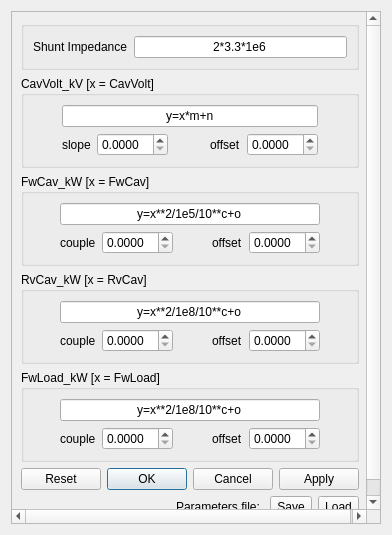
The window that src/widgets/ui/FacadeAdjustments.ui (srgblnch/FastDataLoggerGUI) describes before a commit, drawn with Qt 5.
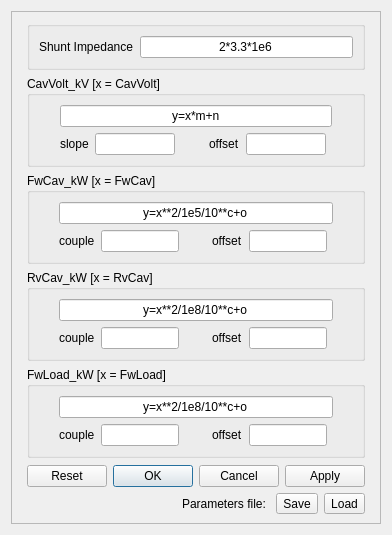
The same window after the commit. Custom widgets are drawn as their Qt base class.

Commit message: in the fit parameters dialog, replace the QDoubleSpinBoxes by QLineEdits. That's because the user request is it must not apply each time edit finishes (enter press or focus lost, like press tab or go to another write widget) and only when enter is pressed or apply button in clicked. And that cannot be made with spin boxes.

The edit to the form file:
```diff
--- a/src/widgets/ui/FacadeAdjustments.ui
+++ b/src/widgets/ui/FacadeAdjustments.ui
@@ -158,6 +158,16 @@
           <string>CavVolt_kV [x = CavVolt]</string>
          </property>
          <layout class="QGridLayout" name="gridLayout_5">
+          <item row="1" column="2">
+           <widget class="QLineEdit" name="cavityVolts_kV_MValue">
+            <property name="maximumSize">
+             <size>
+              <width>80</width>
+              <height>22</height>
+             </size>
+            </property>
+           </widget>
+          </item>
           <item row="1" column="4">
            <widget class="QLabel" name="cavityVolts_kV_NLabel">
             <property name="text">
@@ -165,7 +175,7 @@
             </property>
            </widget>
           </item>
-          <item row="1" column="6">
+          <item row="1" column="7">
            <spacer name="cavityVolts_kV_RightSpacer">
             <property name="orientation">
              <enum>Qt::Horizontal</enum>
@@ -185,26 +195,6 @@
             </property>
            </widget>
           </item>
-          <item row="1" column="2">
-           <widget class="QDoubleSpinBox" name="cavityVolts_kV_MValue">
-            <property name="decimals">
-             <number>4</number>
-            </property>
-            <property name="singleStep">
-             <double>0.000100000000000</double>
-            </property>
-           </widget>
-          </item>
-          <item row="1" column="5">
-           <widget class="QDoubleSpinBox" name="cavityVolts_kV_NValue">
-            <property name="decimals">
-             <number>4</number>
-            </property>
-            <property name="singleStep">
-             <double>0.000100000000000</double>
-            </property>
-           </widget>
-          </item>
           <item row="1" column="0">
            <spacer name="cavityVolts_kV_LeftSpacer">
             <property name="orientation">
@@ -231,7 +221,7 @@
             </property>
            </spacer>
           </item>
-          <item row="0" column="1" colspan="5">
+          <item row="0" column="1" colspan="6">
            <widget class="QLineEdit" name="cavityVolts_kV_Formula">
             <property name="text">
              <string>y=x*m+n</string>
@@ -241,6 +231,16 @@
             </property>
            </widget>
           </item>
+          <item row="1" column="5">
+           <widget class="QLineEdit" name="cavityVolts_kV_NValue">
+            <property name="maximumSize">
+             <size>
+              <width>80</width>
+              <height>22</height>
+             </size>
+            </property>
+           </widget>
+          </item>
          </layout>
         </widget>
        </item>
@@ -250,6 +250,16 @@
           <string>FwCav_kW [x = FwCav]</string>
          </property>
          <layout class="QGridLayout" name="gridLayout_6">
+          <item row="1" column="2">
+           <widget class="QLineEdit" name="FwCavCValue">
+            <property name="maximumSize">
+             <size>
+              <width>80</width>
+              <height>22</height>
+             </size>
+            </property>
+           </widget>
+          </item>
           <item row="1" column="4">
            <widget class="QLabel" name="FwCavOLabel">
             <property name="text">
@@ -270,14 +280,7 @@
             </property>
            </spacer>
           </item>
-          <item row="1" column="1">
-           <widget class="QLabel" name="FwCavCLabel">
-            <property name="text">
-             <string>couple</string>
-            </property>
-           </widget>
-          </item>
-          <item row="1" column="6">
+          <item row="1" column="7">
            <spacer name="FwCavRightSpacer">
             <property name="orientation">
              <enum>Qt::Horizontal</enum>
@@ -290,23 +293,10 @@
             </property>
            </spacer>
           </item>
-          <item row="1" column="5">
-           <widget class="QDoubleSpinBox" name="FwCavOValue">
-            <property name="decimals">
-             <number>4</number>
-            </property>
-            <property name="singleStep">
-             <double>0.000100000000000</double>
-            </property>
-           </widget>
-          </item>
-          <item row="1" column="2">
-           <widget class="QDoubleSpinBox" name="FwCavCValue">
-            <property name="decimals">
-             <number>4</number>
-            </property>
-            <property name="singleStep">
-             <double>0.000100000000000</double>
+          <item row="1" column="1">
+           <widget class="QLabel" name="FwCavCLabel">
+            <property name="text">
+             <string>couple</string>
             </property>
            </widget>
           </item>
@@ -323,7 +313,7 @@
             </property>
            </spacer>
           </item>
-          <item row="0" column="1" colspan="5">
+          <item row="0" column="1" colspan="6">
            <widget class="QLineEdit" name="FwCavFormula">
             <property name="text">
              <string>y=x**2/1e5/10**c+o</string>
@@ -333,6 +323,16 @@
             </property>
            </widget>
           </item>
+          <item row="1" column="5">
+           <widget class="QLineEdit" name="FwCavOValue">
+            <property name="maximumSize">
+             <size>
+              <width>80</width>
+              <height>22</height>
+             </size>
+            </property>
+           </widget>
+          </item>
          </layout>
         </widget>
        </item>
@@ -342,6 +342,16 @@
           <string>RvCav_kW [x = RvCav]</string>
          </property>
          <layout class="QGridLayout" name="gridLayout_7">
+          <item row="1" column="2">
+           <widget class="QLineEdit" name="RvCavCValue">
+            <property name="maximumSize">
+             <size>
+              <width>80</width>
+              <height>22</height>
+             </size>
+            </property>
+           </widget>
+          </item>
           <item row="1" column="3">
            <spacer name="RvCavCentralSpacer">
             <property name="orientation">
@@ -355,7 +365,7 @@
             </property>
            </spacer>
           </item>
-          <item row="1" column="6">
+          <item row="1" column="7">
            <spacer name="RvCavRightSpacer">
             <property name="orientation">
              <enum>Qt::Horizontal</enum>
@@ -375,16 +385,6 @@
             </property>
            </widget>
           </item>
-          <item row="1" column="2">
-           <widget class="QDoubleSpinBox" name="RvCavCValue">
-            <property name="decimals">
-             <number>4</number>
-            </property>
-            <property name="singleStep">
-             <double>0.000100000000000</double>
-            </property>
-           </widget>
-          </item>
           <item row="1" column="0">
            <spacer name="RvCavLeftSpacer">
             <property name="orientation">
@@ -405,17 +405,7 @@
             </property>
            </widget>
           </item>
-          <item row="1" column="5">
-           <widget class="QDoubleSpinBox" name="RvCavOValue">
-            <property name="decimals">
-             <number>4</number>
-            </property>
-            <property name="singleStep">
-             <double>0.000100000000000</double>
-            </property>
-           </widget>
-          </item>
-          <item row="0" column="1" colspan="5">
+          <item row="0" column="1" colspan="6">
            <widget class="QLineEdit" name="RvCavFormula">
             <property name="text">
              <string>y=x**2/1e8/10**c+o</string>
@@ -425,6 +415,16 @@
             </property>
            </widget>
           </item>
+          <item row="1" column="5">
+           <widget class="QLineEdit" name="RvCavOValue">
+            <property name="maximumSize">
+             <size>
+              <width>80</width>
+              <height>22</height>
+             </size>
+            </property>
+           </widget>
+          </item>
          </layout>
         </widget>
        </item>
@@ -434,6 +434,16 @@
           <string>FwLoad_kW [x = FwLoad]</string>
          </property>
          <layout class="QGridLayout" name="gridLayout_8">
+          <item row="1" column="2">
+           <widget class="QLineEdit" name="FwLoadCValue">
+            <property name="maximumSize">
+             <size>
+              <width>80</width>
+              <height>22</height>
+             </size>
+            </property>
+           </widget>
+          </item>
           <item row="1" column="3">
            <spacer name="FwLoadCentralSpacer">
             <property name="orientation">
@@ -447,6 +457,19 @@
             </property>
            </spacer>
           </item>
+          <item row="1" column="7">
+           <spacer name="FwLoadRightSpacer">
+            <property name="orientation">
+             <enum>Qt::Horizontal</enum>
+            </property>
+            <property name="sizeHint" stdset="0">
+             <size>
+              <width>21</width>
+              <height>20</height>
+             </size>
+            </property>
+           </spacer>
+          </item>
           <item row="1" column="1">
            <widget class="QLabel" name="FwLoadCLabel">
             <property name="text">
@@ -454,16 +477,6 @@
             </property>
            </widget>
           </item>
-          <item row="1" column="2">
-           <widget class="QDoubleSpinBox" name="FwLoadCValue">
-            <property name="decimals">
-             <number>4</number>
-            </property>
-            <property name="singleStep">
-             <double>0.000100000000000</double>
-            </property>
-           </widget>
-          </item>
           <item row="1" column="0">
            <spacer name="FwLoadLeftSpacer">
             <property name="orientation">
@@ -484,30 +497,7 @@
             </property>
            </widget>
           </item>
-          <item row="1" column="6">
-           <spacer name="FwLoadRightSpacer">
-            <property name="orientation">
-             <enum>Qt::Horizontal</enum>
-            </property>
-            <property name="sizeHint" stdset="0">
-             <size>
-              <width>21</width>
-              <height>20</height>
-             </size>
-            </property>
-           </spacer>
-          </item>
-          <item row="1" column="5">
-           <widget class="QDoubleSpinBox" name="FwLoadOValue">
-            <property name="decimals">
-             <number>4</number>
-            </property>
-            <property name="singleStep">
-             <double>0.000100000000000</double>
-            </property>
-           </widget>
-          </item>
-          <item row="0" column="1" colspan="5">
+          <item row="0" column="1" colspan="6">
            <widget class="QLineEdit" name="FwLoadFormula">
             <property name="text">
              <string>y=x**2/1e8/10**c+o</string>
@@ -517,6 +507,16 @@
             </property>
            </widget>
           </item>
+          <item row="1" column="5">
+           <widget class="QLineEdit" name="FwLoadOValue">
+            <property name="maximumSize">
+             <size>
+              <width>80</width>
+              <height>22</height>
+             </size>
+            </property>
+           </widget>
+          </item>
          </layout>
         </widget>
        </item>
```
Left out of the diff: 8 changed lines with no effect on the pictures. The commit also changes 2 other files.
